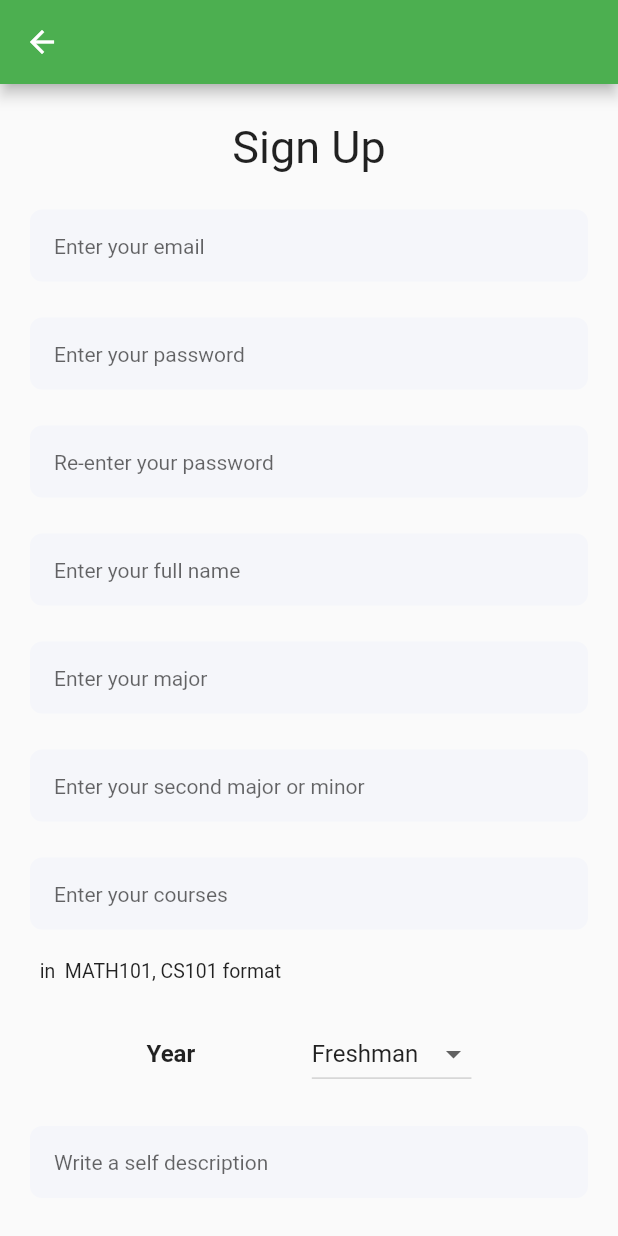
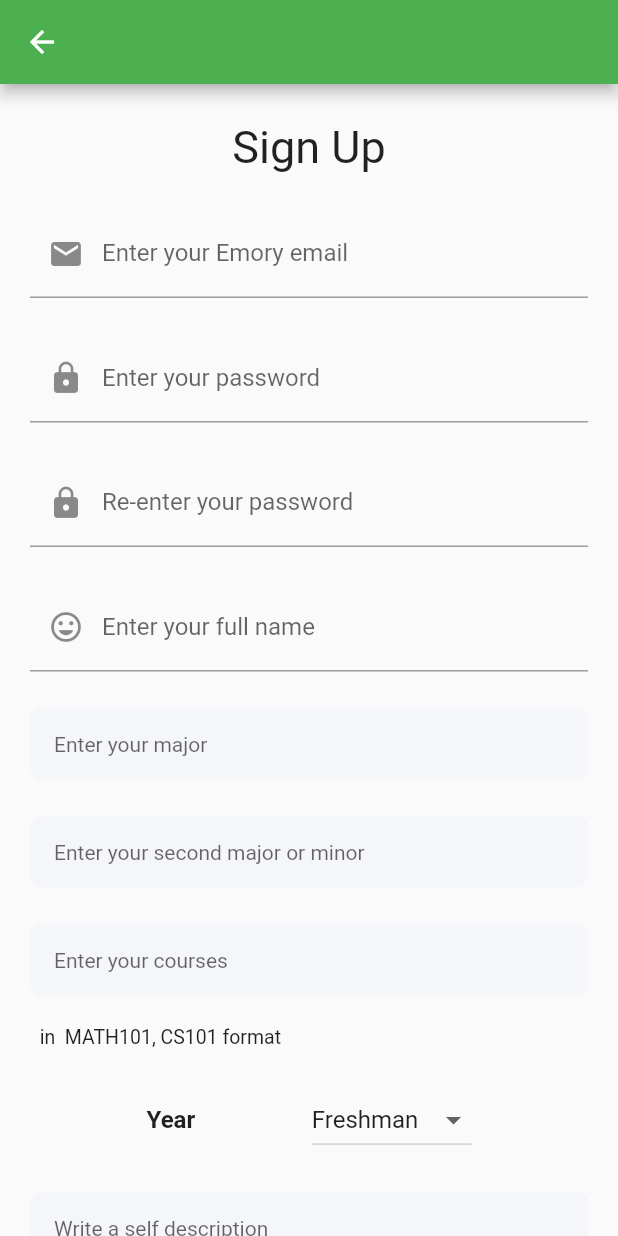
Before and after one commit to tonychengu/project_tutorial, a Flutter app: the screen it shows after launch, after a tap on "Sign Up", on a phone screen of 412 x 824 dp. Run offline on Flutter 3.47's test engine with Material 2 defaults, Android fonts, the phone set to English and light mode, and no system bars; our stand-ins replace cloud_firestore, firebase_auth, firebase_core, firebase_storage, flutter_local_notifications, flutter_rating_bar and 4 more; missing offline and left inert: controller, path_provider_android, path_provider_ios, path_provider_windows, time_range_picker; accounts and stored records are empty.

Commit message:
Validation for email and such

```diff
--- a/lib/page/login_page.dart
+++ b/lib/page/login_page.dart
@@ -106,7 +106,7 @@ class _LoginPageState extends State<LoginPage> {
                 ),
               ),
             ),
-            const SizedBox(height: 40),
+            const SizedBox(height: 24),
             ElevatedButton(
               onPressed: loginUser,
               child: const Text('Login'),
--- a/lib/page/sign_up_page.dart
+++ b/lib/page/sign_up_page.dart
@@ -33,6 +33,18 @@ const years = <String>[
   'Other'
 ];
 
+String? validateEmory(String? value) {
+  const pattern = r"(?:[a-z0-9!#$%&'*+/=?^_`{|}~-]+(?:\.[a-z0-9!#$%&'"
+      r'*+/=?^_`{|}~-]+)*|"(?:[\x01-\x08\x0b\x0c\x0e-\x1f\x21\x23-\x5b\x5d-'
+      r'\x7f]|\\[\x01-\x09\x0b\x0c\x0e-\x7f])*")@emory.edu';
+  final regex = RegExp(pattern);
+}
+
+String? validatePassword(String? value) {
+  const pattern = r"^(?=.*[A-Za-z])(?=.*\d)[A-Za-z\d]{8,}$";
+  final regex = RegExp(pattern);
+}
+
 class _SignUpPageState extends State<SignUpPage> {
   final TextEditingController emailController = TextEditingController();
   final TextEditingController passwordController = TextEditingController();
@@ -67,9 +79,8 @@ class _SignUpPageState extends State<SignUpPage> {
       'about': aboutController.text,
       'taughtCount': 0,
       'ratings': 0,
-      'imagePath':
-          'https://cdn.pixabay.com/photo/2015/10/05/22/37/blank-profile-picture-973460_1280.png',
-      'balance': 2,
+      'imagePath': '',
+      'balance': 1,
       'fullPath': ''
     };
     await LocalUserInfo.saveUser(UserData.fromJson(json), context,
@@ -103,33 +114,62 @@ class _SignUpPageState extends State<SignUpPage> {
           const SizedBox(height: 24),
           Container(
             margin: const EdgeInsets.symmetric(horizontal: 20),
-            child: CustomTextField(
-              controller: emailController,
-              hintText: 'Enter your email',
+            child: TextFormField(
+                autovalidateMode: AutovalidateMode.always,
+                validator: validateEmory,
+                controller: emailController,
+                textCapitalization: TextCapitalization.none,
+                autocorrect: false,
+                keyboardType: TextInputType.emailAddress,
+                decoration: InputDecoration(
+                    labelText: 'Enter your Emory email',
+                    hintText: 'Must end in @emory.edu',
+                    prefixIcon: Icon(Icons.mail))),
+          ),
+          const SizedBox(height: 24),
+          Container(
+            margin: const EdgeInsets.symmetric(horizontal: 20),
+            child: TextFormField(
+              autovalidateMode: AutovalidateMode.always,
+              validator: validatePassword,
+              controller: passwordController,
+              textCapitalization: TextCapitalization.none,
+              autocorrect: false,
+              obscureText: true,
+              decoration: InputDecoration(
+                hintText: 'Must be at least 8 characters',
+                labelText: 'Enter your password',
+                prefixIcon: Icon(Icons.lock),
+              ),
             ),
           ),
           const SizedBox(height: 24),
           Container(
             margin: const EdgeInsets.symmetric(horizontal: 20),
-            child: CustomTextField(
-              controller: passwordController,
-              hintText: 'Enter your password',
+            child: TextFormField(
+              controller: password2Controller,
+              textCapitalization: TextCapitalization.none,
+              autocorrect: false,
+              obscureText: true,
+              decoration: InputDecoration(
+                hintText: 'Must be at least 8 characters',
+                labelText: 'Re-enter your password',
+                prefixIcon: Icon(Icons.lock),
+              ),
             ),
           ),
           const SizedBox(height: 24),
           Container(
             margin: const EdgeInsets.symmetric(horizontal: 20),
-            child: CustomTextField(
-              controller: password2Controller,
-              hintText: 'Re-enter your password',
-            ),
-          ),
-          const SizedBox(height: 24),
-          Container(
-            margin: const EdgeInsets.symmetric(horizontal: 20),
-            child: CustomTextField(
+            child: TextFormField(
               controller: nameController,
-              hintText: 'Enter your full name',
+              textCapitalization: TextCapitalization.words,
+              autocorrect: false,
+              decoration: InputDecoration(
+                hintText: 'Full name',
+                labelText: 'Enter your full name',
+                prefixIcon: Icon(Icons.mood_rounded),
+              ),
             ),
           ),
           const SizedBox(height: 24),
```
